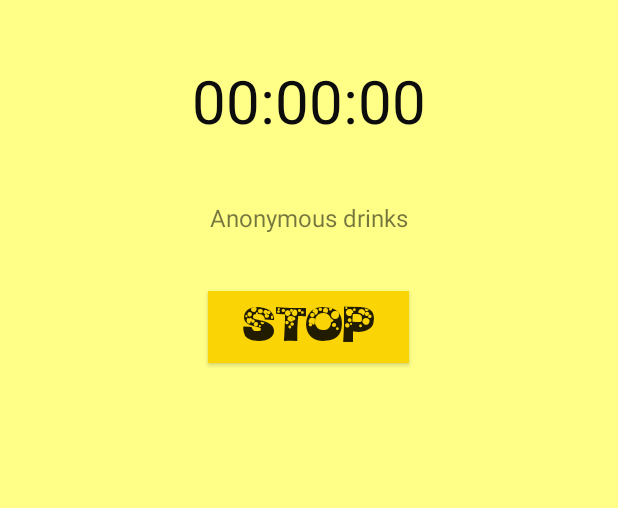
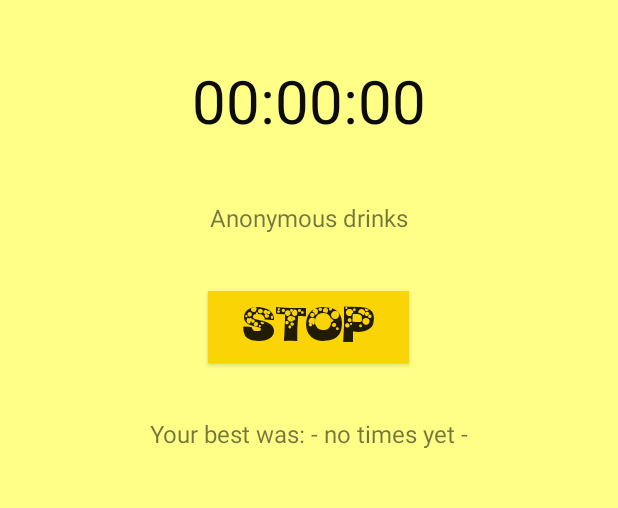
Before and after one commit to Willshield/IDDomero, an Android app: the SensorStopWatchActivity screen opened directly, with no data from a screen before it, after a tap on "START", on a phone screen of 412 x 824 dp, the part 274-782 px from its top. Run offline under Robolectric (Android 15) with nearby library versions, the phone set to English and light mode, and no system bars; libraries missing offline, so code that uses them is left out: com.orm, com.orm.query; 1 statement that could not run was skipped.

Commit message:
all wanted functions implemented :) #happyness

```diff
--- a/app/src/main/java/hu/bme/aut/iDDomero/userInterface/HighScoresActivity.java
+++ b/app/src/main/java/hu/bme/aut/iDDomero/userInterface/HighScoresActivity.java
@@ -81,7 +81,7 @@ public class HighScoresActivity extends AppCompatActivity {
             public void onItemClick(AdapterView<?> parent, View view, int position, long id) {
                 if (!onePlayerDataShowing){
                     TimesData itemValue = timeList.get(position);
-                    List playersHighScores = TimesData.getHighscoresOf(itemValue.profile);
+                    List<TimesData> playersHighScores = TimesData.getHighscoresOf(itemValue.profile);
                     listView.removeAllViewsInLayout();
                     addToListView(playersHighScores);
                     clearButton.setText(R.string.back);
--- a/app/src/main/java/hu/bme/aut/iDDomero/userInterface/SensorStopWatchActivity.java
+++ b/app/src/main/java/hu/bme/aut/iDDomero/userInterface/SensorStopWatchActivity.java
@@ -17,6 +17,7 @@ import android.widget.Button;
 import android.widget.TextView;
 
 import java.util.LinkedList;
+import java.util.List;
 import java.util.Queue;
 
 import hu.bme.aut.iDDomero.R;
@@ -61,8 +62,8 @@ public class SensorStopWatchActivity extends AppCompatActivity implements Sensor
     private Queue<SeismicDataPoint> seismicActivityBuffer;
 
     private String activeProfile;
-    private CharSequence bestTimeOfActivePlayer;
     private int highScoreSaveMode;
+    private boolean startStopWithButton;
 
 
     @Override
@@ -82,7 +83,8 @@ public class SensorStopWatchActivity extends AppCompatActivity implements Sensor
         drinker.setText(activeProfile + getString(R.string.drinks));
         bestTime.setText(getBestTimeOfActivePlayer());
         highScoreSaveMode = SettingsData.getInstance(getApplicationContext()).getManageMode();
-        //todo load best zime
+        bestTime.setText(getString(R.string.your_best_was) + getBestTimeOfActivePlayer());
+        startStopWithButton = SettingsData.getInstance(getApplicationContext()).isStartStopWithButton();
     }
 
     private void initSensor() {
@@ -97,8 +99,14 @@ public class SensorStopWatchActivity extends AppCompatActivity implements Sensor
             public void onClick(View v) {
                 if (!measureStopped) {
                     stopMeasure();
+                    if(startStopWithButton){
+                        handleHighScore();
+                    }
                 }else{
                     startMeasure();
+                    if(startStopWithButton){
+                        startTheStopWatch();
+                    }
                 }
             }
         });
@@ -208,7 +216,7 @@ public class SensorStopWatchActivity extends AppCompatActivity implements Sensor
         } else {
             askIfSaveHighScore();
         }
-        bestTime.setText(getBestTimeOfActivePlayer());
+        bestTime.setText(getString(R.string.your_best_was) + getBestTimeOfActivePlayer());
     }
 
     private void saveHighScore() {
@@ -272,7 +280,10 @@ public class SensorStopWatchActivity extends AppCompatActivity implements Sensor
     }
 
     public String getBestTimeOfActivePlayer() {
-        //todo
-        return "";
+        List<TimesData> playersHighScores = TimesData.getHighscoresOf(SettingsData.getInstance(getApplicationContext()).getActivePlayer());
+        if(playersHighScores.size() == 0){
+            return "- no times yet -";
+        }
+        return playersHighScores.get(0).time;
     }
 }
--- a/app/src/main/res/values/strings.xml
+++ b/app/src/main/res/values/strings.xml
@@ -51,4 +51,5 @@
     <string name="yes">Yes</string>
     <string name="no">No</string>
     <string name="back">Back</string>
+    <string name="your_best_was">"Your best was: "</string>
 </resources>
```
